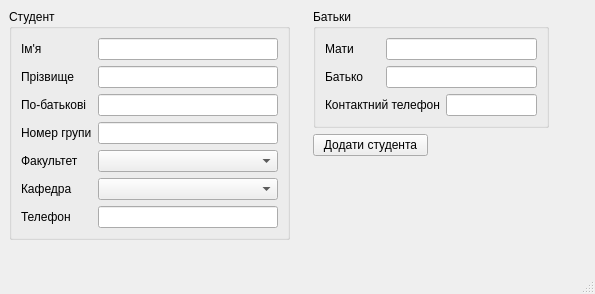
This is addstudentform.ui in Barlend/StudBd as Qt 5 draws it before an edit. The edited form follows.
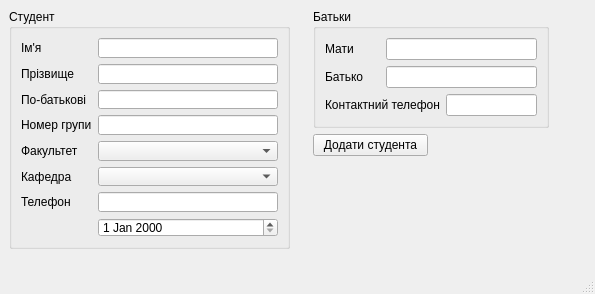
This is the edited form.

Patch:
```diff
--- a/addstudentform.ui
+++ b/addstudentform.ui
@@ -127,6 +127,9 @@
        <item row="6" column="1">
         <widget class="QLineEdit" name="TelephoneOfStudent"/>
        </item>
+       <item row="7" column="1">
+        <widget class="QDateEdit" name="dateEdit"/>
+       </item>
       </layout>
      </widget>
     </item>
```
Left out of the diff: 32 changed lines with no effect on the pictures.
